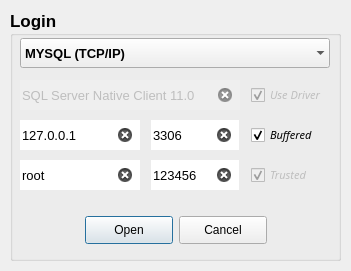
Before: the Qt Designer form assets/UI/Layout/ConnectorWindow.ui in fer-moreira/MYQT, drawn with Qt 5.
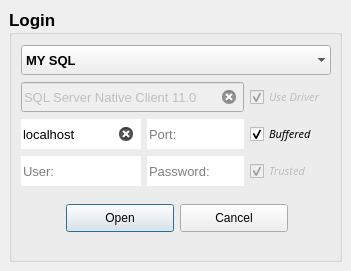
After: the same form once the commit is applied.

What changed in the file:
```diff
--- a/assets/UI/Layout/ConnectorWindow.ui
+++ b/assets/UI/Layout/ConnectorWindow.ui
@@ -40,6 +40,15 @@
   <property name="windowTitle">
    <string>SQL Connector</string>
   </property>
+  <property name="styleSheet">
+   <string notr="true"/>
+  </property>
+  <property name="iconSize">
+   <size>
+    <width>32</width>
+    <height>32</height>
+   </size>
+  </property>
   <property name="dockNestingEnabled">
    <bool>false</bool>
   </property>
@@ -47,14 +56,14 @@
    <set>QMainWindow::AllowTabbedDocks|QMainWindow::AnimatedDocks|QMainWindow::VerticalTabs</set>
   </property>
   <widget class="QWidget" name="centralwidget">
+   <layout class="QGridLayout" name="gridLayout">
+    <item row="0" column="0">
    <widget class="QGroupBox" name="groupBox">
-    <property name="geometry">
-     <rect>
-      <x>10</x>
-      <y>10</y>
-      <width>331</width>
-      <height>251</height>
-     </rect>
+      <property name="minimumSize">
+       <size>
+        <width>333</width>
+        <height>253</height>
+       </size>
     </property>
     <property name="font">
      <font>
@@ -66,56 +75,21 @@
     <property name="title">
      <string>Login</string>
     </property>
-    <widget class="QLineEdit" name="host_in">
-     <property name="geometry">
-      <rect>
-       <x>10</x>
-       <y>110</y>
-       <width>120</width>
-       <height>30</height>
-      </rect>
-     </property>
-     <property name="font">
-      <font>
-       <pointsize>10</pointsize>
-       <weight>50</weight>
-       <bold>false</bold>
-      </font>
-     </property>
-     <property name="toolTip">
-      <string>&lt;html&gt;&lt;head/&gt;&lt;body&gt;&lt;p&gt;Server / IP&lt;/p&gt;&lt;/body&gt;&lt;/html&gt;</string>
-     </property>
-     <property name="text">
-      <string>127.0.0.1</string>
-     </property>
-     <property name="frame">
-      <bool>false</bool>
-     </property>
-     <property name="alignment">
-      <set>Qt::AlignLeading|Qt::AlignLeft|Qt::AlignVCenter</set>
-     </property>
-     <property name="placeholderText">
-      <string>Server/IP:</string>
-     </property>
-     <property name="clearButtonEnabled">
-      <bool>true</bool>
-     </property>
-    </widget>
+      <layout class="QGridLayout" name="gridLayout_2">
+       <item row="0" column="0" colspan="3">
     <widget class="QComboBox" name="comboBox">
-     <property name="geometry">
-      <rect>
-       <x>10</x>
-       <y>28</y>
-       <width>310</width>
-       <height>30</height>
-      </rect>
-     </property>
      <property name="sizePolicy">
       <sizepolicy hsizetype="Expanding" vsizetype="Fixed">
        <horstretch>0</horstretch>
        <verstretch>0</verstretch>
       </sizepolicy>
      </property>
+         <property name="minimumSize">
+          <size>
+           <width>310</width>
+           <height>30</height>
+          </size>
+         </property>
      <property name="font">
       <font>
        <pointsize>10</pointsize>
@@ -135,12 +109,24 @@
      <property name="styleSheet">
       <string notr="true">padding:4</string>
      </property>
+         <property name="editable">
+          <bool>false</bool>
+         </property>
+         <property name="maxCount">
+          <number>3</number>
+         </property>
+         <property name="iconSize">
+          <size>
+           <width>20</width>
+           <height>20</height>
+          </size>
+         </property>
      <property name="frame">
       <bool>false</bool>
      </property>
      <item>
       <property name="text">
-       <string>MYSQL (TCP/IP)</string>
+           <string>MY SQL</string>
       </property>
      </item>
      <item>
@@ -154,14 +140,136 @@
       </property>
      </item>
     </widget>
+       </item>
+       <item row="1" column="0" colspan="2">
+        <widget class="QLineEdit" name="driver_in">
+         <property name="enabled">
+          <bool>false</bool>
+         </property>
+         <property name="minimumSize">
+          <size>
+           <width>220</width>
+           <height>30</height>
+          </size>
+         </property>
+         <property name="font">
+          <font>
+           <pointsize>10</pointsize>
+           <weight>50</weight>
+           <bold>false</bold>
+          </font>
+         </property>
+         <property name="cursor">
+          <cursorShape>ForbiddenCursor</cursorShape>
+         </property>
+         <property name="toolTip">
+          <string>&lt;html&gt;&lt;head/&gt;&lt;body&gt;&lt;p&gt;Driver&lt;/p&gt;&lt;/body&gt;&lt;/html&gt;</string>
+         </property>
+         <property name="text">
+          <string>SQL Server Native Client 11.0</string>
+         </property>
+         <property name="frame">
+          <bool>true</bool>
+         </property>
+         <property name="alignment">
+          <set>Qt::AlignLeading|Qt::AlignLeft|Qt::AlignVCenter</set>
+         </property>
+         <property name="placeholderText">
+          <string>Driver:</string>
+         </property>
+         <property name="clearButtonEnabled">
+          <bool>true</bool>
+         </property>
+        </widget>
+       </item>
+       <item row="1" column="2">
+        <widget class="QCheckBox" name="driver">
+         <property name="enabled">
+          <bool>false</bool>
+         </property>
+         <property name="minimumSize">
+          <size>
+           <width>80</width>
+           <height>30</height>
+          </size>
+         </property>
+         <property name="font">
+          <font>
+           <family>Arial,Helvetica,sans-serif</family>
+           <pointsize>8</pointsize>
+           <weight>50</weight>
+           <italic>true</italic>
+           <bold>false</bold>
+          </font>
+         </property>
+         <property name="cursor">
+          <cursorShape>ForbiddenCursor</cursorShape>
+         </property>
+         <property name="toolTip">
+          <string>&lt;html&gt;&lt;head/&gt;&lt;body&gt;&lt;p&gt;Use server Driver&lt;/p&gt;&lt;/body&gt;&lt;/html&gt;</string>
+         </property>
+         <property name="text">
+          <string>Use Driver</string>
+         </property>
+         <property name="checkable">
+          <bool>true</bool>
+         </property>
+         <property name="checked">
+          <bool>true</bool>
+         </property>
+         <property name="autoRepeat">
+          <bool>false</bool>
+         </property>
+         <property name="autoExclusive">
+          <bool>false</bool>
+         </property>
+         <property name="tristate">
+          <bool>false</bool>
+         </property>
+        </widget>
+       </item>
+       <item row="2" column="0">
+        <widget class="QLineEdit" name="host_in">
+         <property name="minimumSize">
+          <size>
+           <width>120</width>
+           <height>30</height>
+          </size>
+         </property>
+         <property name="font">
+          <font>
+           <pointsize>10</pointsize>
+           <weight>50</weight>
+           <bold>false</bold>
+          </font>
+         </property>
+         <property name="toolTip">
+          <string>&lt;html&gt;&lt;head/&gt;&lt;body&gt;&lt;p&gt;Server / IP&lt;/p&gt;&lt;/body&gt;&lt;/html&gt;</string>
+         </property>
+         <property name="text">
+          <string>localhost</string>
+         </property>
+         <property name="frame">
+          <bool>false</bool>
+         </property>
+         <property name="alignment">
+          <set>Qt::AlignLeading|Qt::AlignLeft|Qt::AlignVCenter</set>
+         </property>
+         <property name="placeholderText">
+          <string>Server/IP:</string>
+         </property>
+         <property name="clearButtonEnabled">
+          <bool>true</bool>
+         </property>
+        </widget>
+       </item>
+       <item row="2" column="1">
     <widget class="QLineEdit" name="port_in">
-     <property name="geometry">
-      <rect>
-       <x>141</x>
-       <y>110</y>
+         <property name="minimumSize">
+          <size>
        <width>88</width>
        <height>30</height>
-      </rect>
+          </size>
      </property>
      <property name="font">
       <font>
@@ -174,7 +282,7 @@
       <string>&lt;html&gt;&lt;head/&gt;&lt;body&gt;&lt;p&gt;Server PORT&lt;/p&gt;&lt;/body&gt;&lt;/html&gt;</string>
      </property>
      <property name="text">
-      <string>3306</string>
+          <string/>
      </property>
      <property name="frame">
       <bool>false</bool>
@@ -189,14 +297,60 @@
       <bool>true</bool>
      </property>
     </widget>
+       </item>
+       <item row="2" column="2">
+        <widget class="QCheckBox" name="buffered">
+         <property name="enabled">
+          <bool>true</bool>
+         </property>
+         <property name="minimumSize">
+          <size>
+           <width>80</width>
+           <height>30</height>
+          </size>
+         </property>
+         <property name="font">
+          <font>
+           <family>Arial,Helvetica,sans-serif</family>
+           <pointsize>8</pointsize>
+           <weight>50</weight>
+           <italic>true</italic>
+           <bold>false</bold>
+          </font>
+         </property>
+         <property name="cursor">
+          <cursorShape>PointingHandCursor</cursorShape>
+         </property>
+         <property name="toolTip">
+          <string>&lt;html&gt;&lt;head/&gt;&lt;body&gt;&lt;p&gt;Buffered Connection&lt;/p&gt;&lt;/body&gt;&lt;/html&gt;</string>
+         </property>
+         <property name="text">
+          <string>Buffered</string>
+         </property>
+         <property name="checkable">
+          <bool>true</bool>
+         </property>
+         <property name="checked">
+          <bool>true</bool>
+         </property>
+         <property name="autoRepeat">
+          <bool>false</bool>
+         </property>
+         <property name="autoExclusive">
+          <bool>false</bool>
+         </property>
+         <property name="tristate">
+          <bool>false</bool>
+         </property>
+        </widget>
+       </item>
+       <item row="3" column="0">
     <widget class="QLineEdit" name="user_in">
-     <property name="geometry">
-      <rect>
-       <x>10</x>
-       <y>150</y>
+         <property name="minimumSize">
+          <size>
        <width>120</width>
        <height>30</height>
-      </rect>
+          </size>
      </property>
      <property name="font">
       <font>
@@ -209,7 +363,7 @@
       <string>&lt;html&gt;&lt;head/&gt;&lt;body&gt;&lt;p&gt;Username&lt;/p&gt;&lt;/body&gt;&lt;/html&gt;</string>
      </property>
      <property name="text">
-      <string>root</string>
+          <string/>
      </property>
      <property name="frame">
       <bool>false</bool>
@@ -221,47 +375,14 @@
       <bool>true</bool>
      </property>
     </widget>
-    <widget class="QDialogButtonBox" name="buttons">
-     <property name="geometry">
-      <rect>
-       <x>10</x>
-       <y>200</y>
-       <width>311</width>
-       <height>40</height>
-      </rect>
-     </property>
-     <property name="font">
-      <font>
-       <pointsize>10</pointsize>
-       <weight>50</weight>
-       <bold>false</bold>
-      </font>
-     </property>
-     <property name="cursor">
-      <cursorShape>ArrowCursor</cursorShape>
-     </property>
-     <property name="styleSheet">
-      <string notr="true">	min-width: 80px;
- min-height: 20px;</string>
-     </property>
-     <property name="orientation">
-      <enum>Qt::Horizontal</enum>
-     </property>
-     <property name="standardButtons">
-      <set>QDialogButtonBox::Cancel|QDialogButtonBox::Open</set>
-     </property>
-     <property name="centerButtons">
-      <bool>true</bool>
-     </property>
-    </widget>
+       </item>
+       <item row="3" column="1">
     <widget class="QLineEdit" name="pass_in">
-     <property name="geometry">
-      <rect>
-       <x>141</x>
-       <y>150</y>
+         <property name="minimumSize">
+          <size>
        <width>88</width>
        <height>30</height>
-      </rect>
+          </size>
      </property>
      <property name="font">
       <font>
@@ -274,13 +395,13 @@
       <string>&lt;html&gt;&lt;head/&gt;&lt;body&gt;&lt;p&gt;Password&lt;/p&gt;&lt;/body&gt;&lt;/html&gt;</string>
      </property>
      <property name="text">
-      <string>123456</string>
+          <string/>
      </property>
      <property name="frame">
       <bool>false</bool>
      </property>
      <property name="echoMode">
-      <enum>QLineEdit::Normal</enum>
+          <enum>QLineEdit::Password</enum>
      </property>
      <property name="placeholderText">
       <string>Password:</string>
@@ -292,17 +413,17 @@
       <bool>true</bool>
      </property>
     </widget>
+       </item>
+       <item row="3" column="2">
     <widget class="QCheckBox" name="trusted">
      <property name="enabled">
       <bool>false</bool>
      </property>
-     <property name="geometry">
-      <rect>
-       <x>241</x>
-       <y>150</y>
+         <property name="minimumSize">
+          <size>
        <width>80</width>
        <height>30</height>
-      </rect>
+          </size>
      </property>
      <property name="font">
       <font>
@@ -338,17 +459,20 @@
       <bool>false</bool>
      </property>
     </widget>
-    <widget class="QLineEdit" name="driver_in">
-     <property name="enabled">
-      <bool>false</bool>
-     </property>
-     <property name="geometry">
-      <rect>
-       <x>10</x>
-       <y>70</y>
-       <width>220</width>
-       <height>30</height>
-      </rect>
+       </item>
+       <item row="4" column="0" colspan="3">
+        <widget class="QDialogButtonBox" name="buttons">
+         <property name="minimumSize">
+          <size>
+           <width>311</width>
+           <height>51</height>
+          </size>
+         </property>
+         <property name="maximumSize">
+          <size>
+           <width>311</width>
+           <height>51</height>
+          </size>
      </property>
      <property name="font">
       <font>
@@ -358,120 +482,27 @@
       </font>
      </property>
      <property name="cursor">
-      <cursorShape>ForbiddenCursor</cursorShape>
-     </property>
-     <property name="toolTip">
-      <string>&lt;html&gt;&lt;head/&gt;&lt;body&gt;&lt;p&gt;Driver&lt;/p&gt;&lt;/body&gt;&lt;/html&gt;</string>
-     </property>
-     <property name="text">
-      <string>SQL Server Native Client 11.0</string>
-     </property>
-     <property name="frame">
-      <bool>false</bool>
-     </property>
-     <property name="alignment">
-      <set>Qt::AlignLeading|Qt::AlignLeft|Qt::AlignVCenter</set>
-     </property>
-     <property name="placeholderText">
-      <string>Driver:</string>
-     </property>
-     <property name="clearButtonEnabled">
+          <cursorShape>ArrowCursor</cursorShape>
+         </property>
+         <property name="styleSheet">
+          <string notr="true">width:100; 
+height:20;</string>
+         </property>
+         <property name="orientation">
+          <enum>Qt::Horizontal</enum>
+         </property>
+         <property name="standardButtons">
+          <set>QDialogButtonBox::Cancel|QDialogButtonBox::Open</set>
+         </property>
+         <property name="centerButtons">
       <bool>true</bool>
      </property>
     </widget>
-    <widget class="QCheckBox" name="buffered">
-     <property name="enabled">
-      <bool>true</bool>
-     </property>
-     <property name="geometry">
-      <rect>
-       <x>241</x>
-       <y>110</y>
-       <width>80</width>
-       <height>30</height>
-      </rect>
-     </property>
-     <property name="font">
-      <font>
-       <family>Arial,Helvetica,sans-serif</family>
-       <pointsize>8</pointsize>
-       <weight>50</weight>
-       <italic>true</italic>
-       <bold>false</bold>
-      </font>
-     </property>
-     <property name="cursor">
-      <cursorShape>PointingHandCursor</cursorShape>
-     </property>
-     <property name="toolTip">
-      <string>&lt;html&gt;&lt;head/&gt;&lt;body&gt;&lt;p&gt;Buffered Connection&lt;/p&gt;&lt;/body&gt;&lt;/html&gt;</string>
-     </property>
-     <property name="text">
-      <string>Buffered</string>
-     </property>
-     <property name="checkable">
-      <bool>true</bool>
-     </property>
-     <property name="checked">
-      <bool>true</bool>
-     </property>
-     <property name="autoRepeat">
-      <bool>false</bool>
-     </property>
-     <property name="autoExclusive">
-      <bool>false</bool>
-     </property>
-     <property name="tristate">
-      <bool>false</bool>
-     </property>
-    </widget>
-    <widget class="QCheckBox" name="driver">
-     <property name="enabled">
-      <bool>false</bool>
-     </property>
-     <property name="geometry">
-      <rect>
-       <x>241</x>
-       <y>70</y>
-       <width>80</width>
-       <height>30</height>
-      </rect>
-     </property>
-     <property name="font">
-      <font>
-       <family>Arial,Helvetica,sans-serif</family>
-       <pointsize>8</pointsize>
-       <weight>50</weight>
-       <italic>true</italic>
-       <bold>false</bold>
-      </font>
-     </property>
-     <property name="cursor">
-      <cursorShape>ForbiddenCursor</cursorShape>
-     </property>
-     <property name="toolTip">
-      <string>&lt;html&gt;&lt;head/&gt;&lt;body&gt;&lt;p&gt;Use server Driver&lt;/p&gt;&lt;/body&gt;&lt;/html&gt;</string>
-     </property>
-     <property name="text">
-      <string>Use Driver</string>
-     </property>
-     <property name="checkable">
-      <bool>true</bool>
-     </property>
-     <property name="checked">
-      <bool>true</bool>
-     </property>
-     <property name="autoRepeat">
-      <bool>false</bool>
-     </property>
-     <property name="autoExclusive">
-      <bool>false</bool>
-     </property>
-     <property name="tristate">
-      <bool>false</bool>
-     </property>
-    </widget>
-   </widget>
+       </item>
+      </layout>
+     </widget>
+    </item>
+   </layout>
   </widget>
  </widget>
  <tabstops>
```
Left out of the diff: 6 changed lines with no effect on the pictures. Lines whose indentation alone changed are shown as unchanged.
